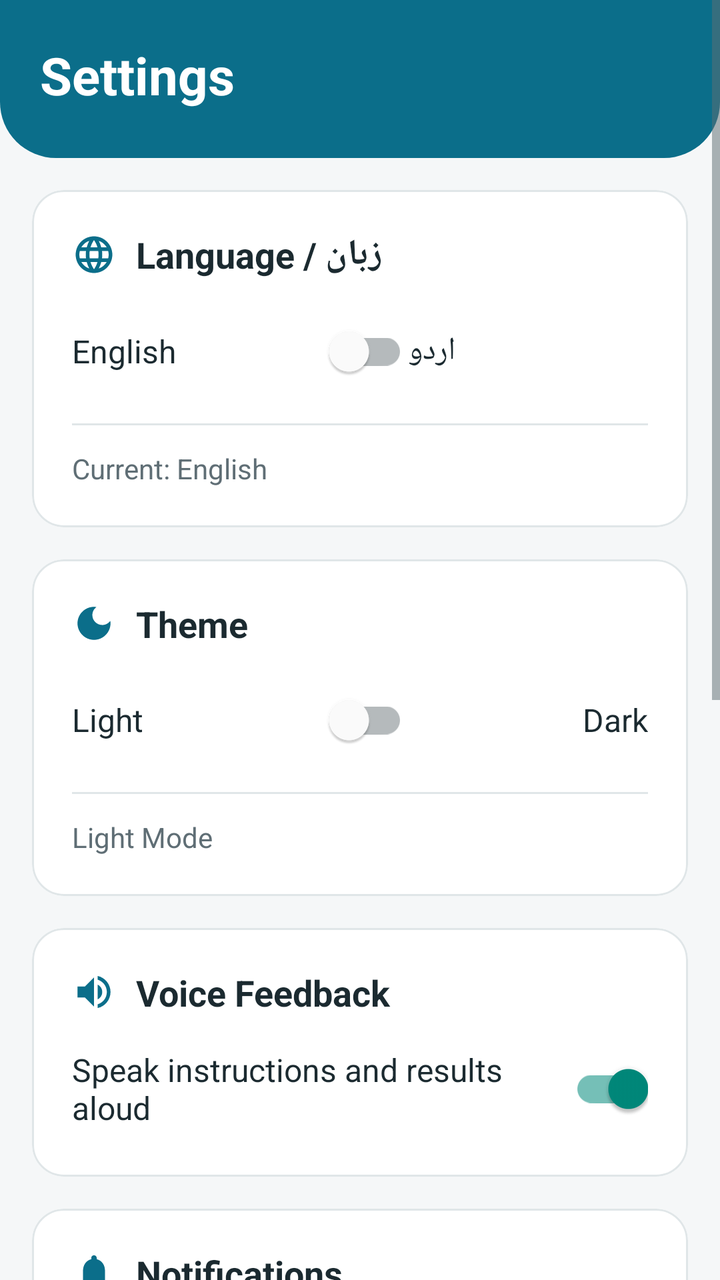
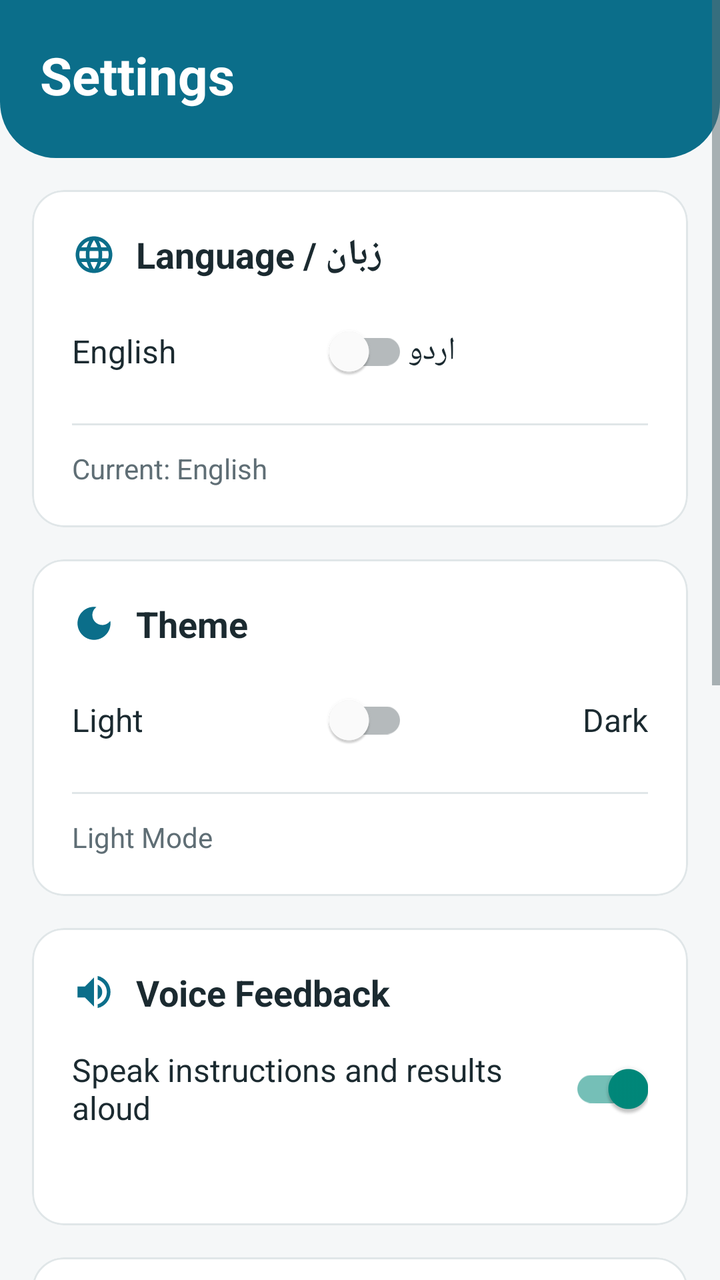

Before-and-after screenshots of an Android layout around one commit, followed by the original layout XML and the change that was made.
<!-- AndroidManifest.xml: application theme Theme.DentalScanAI -->
<!-- res/layout/activity_settings.xml -->
<?xml version="1.0" encoding="utf-8"?>
<ScrollView xmlns:android="http://schemas.android.com/apk/res/android"
    xmlns:app="http://schemas.android.com/apk/res-auto"
    android:layout_width="match_parent"
    android:layout_height="match_parent"
    android:background="@color/background_light"
    android:fillViewport="true">

    <LinearLayout
        android:layout_width="match_parent"
        android:layout_height="wrap_content"
        android:orientation="vertical">

        
        <LinearLayout
            android:layout_width="match_parent"
            android:layout_height="wrap_content"
            android:background="@drawable/bg_header"
            android:orientation="vertical"
            android:paddingStart="20dp"
            android:paddingTop="20dp"
            android:paddingEnd="20dp"
            android:paddingBottom="24dp">

            <TextView
                android:layout_width="wrap_content"
                android:layout_height="wrap_content"
                android:text="Settings"
                android:textColor="@color/white"
                android:textSize="26sp"
                android:textStyle="bold"/>

        </LinearLayout>

        <LinearLayout
            android:layout_width="match_parent"
            android:layout_height="0dp"
            android:layout_weight="1"
            android:orientation="vertical"
            android:padding="16dp">

            
            <com.google.android.material.card.MaterialCardView
                style="@style/Widget.App.Card"
                android:layout_width="match_parent"
                android:layout_height="wrap_content"
                android:layout_marginBottom="16dp">

                <LinearLayout
                    android:layout_width="match_parent"
                    android:layout_height="wrap_content"
                    android:orientation="vertical"
                    android:padding="20dp">

                    <LinearLayout
                        android:layout_width="match_parent"
                        android:layout_height="wrap_content"
                        android:layout_marginBottom="12dp"
                        android:gravity="center_vertical"
                        android:orientation="horizontal">

                        <ImageView
                            android:layout_width="22dp"
                            android:layout_height="22dp"
                            android:layout_marginEnd="10dp"
                            android:contentDescription="@null"
                            android:src="@drawable/ic_language"
                            app:tint="?attr/colorPrimary"/>

                        <TextView
                            android:layout_width="wrap_content"
                            android:layout_height="wrap_content"
                            android:text="Language / زبان"
                            android:textAppearance="@style/TextAppearance.App.Title"/>

                    </LinearLayout>

                    <LinearLayout
                        android:layout_width="match_parent"
                        android:layout_height="wrap_content"
                        android:gravity="center_vertical"
                        android:orientation="horizontal">

                        <TextView
                            android:layout_width="0dp"
                            android:layout_height="wrap_content"
                            android:layout_weight="1"
                            android:text="English"
                            android:textAppearance="@style/TextAppearance.App.Body"
                            android:textSize="16sp"/>

                        <com.google.android.material.switchmaterial.SwitchMaterial
                            android:id="@+id/languageSwitch"
                            android:layout_width="wrap_content"
                            android:layout_height="wrap_content"/>

                        <TextView
                            android:layout_width="0dp"
                            android:layout_height="wrap_content"
                            android:layout_weight="1"
                            android:gravity="end"
                            android:text="اردو"
                            android:textAppearance="@style/TextAppearance.App.Body"
                            android:textSize="16sp"/>
                    </LinearLayout>

                    <View
                        android:layout_width="match_parent"
                        android:layout_height="1dp"
                        android:layout_marginTop="12dp"
                        android:layout_marginBottom="12dp"
                        android:background="@drawable/divider"/>

                    <TextView
                        android:id="@+id/statusText"
                        android:layout_width="wrap_content"
                        android:layout_height="wrap_content"
                        android:text="Current: English"
                        android:textAppearance="@style/TextAppearance.App.Body"
                        android:textColor="@color/text_secondary"/>

                </LinearLayout>
            </com.google.android.material.card.MaterialCardView>

            
            <com.google.android.material.card.MaterialCardView
                style="@style/Widget.App.Card"
                android:layout_width="match_parent"
                android:layout_height="wrap_content"
                android:layout_marginBottom="16dp">

                <LinearLayout
                    android:layout_width="match_parent"
                    android:layout_height="wrap_content"
                    android:orientation="vertical"
                    android:padding="20dp">

                    <LinearLayout
                        android:layout_width="match_parent"
                        android:layout_height="wrap_content"
                        android:layout_marginBottom="12dp"
                        android:gravity="center_vertical"
                        android:orientation="horizontal">

                        <ImageView
                            android:layout_width="22dp"
                            android:layout_height="22dp"
                            android:layout_marginEnd="10dp"
                            android:contentDescription="@null"
                            android:src="@drawable/ic_dark_mode"
                            app:tint="?attr/colorPrimary"/>

                        <TextView
                            android:layout_width="wrap_content"
                            android:layout_height="wrap_content"
                            android:text="Theme"
                            android:textAppearance="@style/TextAppearance.App.Title"/>

                    </LinearLayout>

                    <LinearLayout
                        android:layout_width="match_parent"
                        android:layout_height="wrap_content"
                        android:gravity="center_vertical"
                        android:orientation="horizontal">

                        <TextView
                            android:layout_width="0dp"
                            android:layout_height="wrap_content"
                            android:layout_weight="1"
                            android:text="Light"
                            android:textAppearance="@style/TextAppearance.App.Body"
                            android:textSize="16sp"/>

                        <com.google.android.material.switchmaterial.SwitchMaterial
                            android:id="@+id/themeSwitch"
                            android:layout_width="wrap_content"
                            android:layout_height="wrap_content"/>

                        <TextView
                            android:layout_width="0dp"
                            android:layout_height="wrap_content"
                            android:layout_weight="1"
                            android:gravity="end"
                            android:text="Dark"
                            android:textAppearance="@style/TextAppearance.App.Body"
                            android:textSize="16sp"/>
                    </LinearLayout>

                    <View
                        android:layout_width="match_parent"
                        android:layout_height="1dp"
                        android:layout_marginTop="12dp"
                        android:layout_marginBottom="12dp"
                        android:background="@drawable/divider"/>

                    <TextView
                        android:id="@+id/themeStatusText"
                        android:layout_width="wrap_content"
                        android:layout_height="wrap_content"
                        android:text="Light Mode"
                        android:textAppearance="@style/TextAppearance.App.Body"
                        android:textColor="@color/text_secondary"/>

                </LinearLayout>
            </com.google.android.material.card.MaterialCardView>

            
            <com.google.android.material.card.MaterialCardView
                style="@style/Widget.App.Card"
                android:layout_width="match_parent"
                android:layout_height="wrap_content"
                android:layout_marginBottom="16dp">

                <LinearLayout
                    android:layout_width="match_parent"
                    android:layout_height="wrap_content"
                    android:orientation="vertical"
                    android:padding="20dp">

                    <LinearLayout
                        android:layout_width="match_parent"
                        android:layout_height="wrap_content"
                        android:layout_marginBottom="12dp"
                        android:gravity="center_vertical"
                        android:orientation="horizontal">

                        <ImageView
                            android:layout_width="22dp"
                            android:layout_height="22dp"
                            android:layout_marginEnd="10dp"
                            android:contentDescription="@null"
                            android:src="@drawable/ic_volume_up"
                            app:tint="?attr/colorPrimary"/>

                        <TextView
                            android:id="@+id/voiceTitle"
                            android:layout_width="wrap_content"
                            android:layout_height="wrap_content"
                            android:text="Voice Feedback"
                            android:textAppearance="@style/TextAppearance.App.Title"/>

                    </LinearLayout>

                    <LinearLayout
                        android:layout_width="match_parent"
                        android:layout_height="wrap_content"
                        android:gravity="center_vertical"
                        android:orientation="horizontal">

                        <TextView
                            android:id="@+id/voiceDescription"
                            android:layout_width="0dp"
                            android:layout_height="wrap_content"
                            android:layout_weight="1"
                            android:text="Speak instructions and results aloud"
                            android:textAppearance="@style/TextAppearance.App.Body"
                            android:textSize="16sp"/>

                        <com.google.android.material.switchmaterial.SwitchMaterial
                            android:id="@+id/voiceSwitch"
                            android:layout_width="wrap_content"
                            android:layout_height="wrap_content"
                            android:checked="true"/>
                    </LinearLayout>

                </LinearLayout>
            </com.google.android.material.card.MaterialCardView>

            
            <com.google.android.material.card.MaterialCardView
                style="@style/Widget.App.Card"
                android:layout_width="match_parent"
                android:layout_height="wrap_content"
                android:layout_marginBottom="16dp">

                <LinearLayout
                    android:layout_width="match_parent"
                    android:layout_height="wrap_content"
                    android:orientation="vertical"
                    android:padding="20dp">

                    <LinearLayout
                        android:layout_width="match_parent"
                        android:layout_height="wrap_content"
                        android:layout_marginBottom="12dp"
                        android:gravity="center_vertical"
                        android:orientation="horizontal">

                        <ImageView
                            android:layout_width="22dp"
                            android:layout_height="22dp"
                            android:layout_marginEnd="10dp"
                            android:contentDescription="@null"
                            android:src="@drawable/ic_notifications"
                            app:tint="?attr/colorPrimary"/>

                        <TextView
                            android:layout_width="wrap_content"
                            android:layout_height="wrap_content"
                            android:text="Notifications"
                            android:textAppearance="@style/TextAppearance.App.Title"/>

                    </LinearLayout>

                    <TextView
                        android:layout_width="wrap_content"
                        android:layout_height="wrap_content"
                        android:layout_marginBottom="4dp"
                        android:text="Reminder Frequency"
                        android:textAppearance="@style/TextAppearance.App.Label"/>

                    <RadioGroup
                        android:id="@+id/frequencyGroup"
                        android:layout_width="match_parent"
                        android:layout_height="wrap_content"
                        android:orientation="horizontal">

                        <RadioButton
                            android:id="@+id/radioDaily"
                            android:layout_width="0dp"
                            android:layout_height="wrap_content"
                            android:layout_weight="1"
                            android:text="Daily"/>

                        <RadioButton
                            android:id="@+id/radioEvery3Days"
                            android:layout_width="0dp"
                            android:layout_height="wrap_content"
                            android:layout_weight="1"
                            android:text="3 Days"/>

                        <RadioButton
                            android:id="@+id/radioWeekly"
                            android:layout_width="0dp"
                            android:layout_height="wrap_content"
                            android:layout_weight="1"
                            android:checked="true"
                            android:text="Weekly"/>

                    </RadioGroup>

                    <View
                        android:layout_width="match_parent"
                        android:layout_height="1dp"
                        android:layout_marginTop="8dp"
                        android:layout_marginBottom="8dp"
                        android:background="@drawable/divider"/>

                    <LinearLayout
                        android:layout_width="match_parent"
                        android:layout_height="wrap_content"
                        android:gravity="center_vertical"
                        android:orientation="horizontal">

                        <TextView
                            android:layout_width="0dp"
                            android:layout_height="wrap_content"
                            android:layout_weight="1"
                            android:text="Daily Reminder"
                            android:textAppearance="@style/TextAppearance.App.Body"
                            android:textSize="16sp"/>

                        <com.google.android.material.switchmaterial.SwitchMaterial
                            android:id="@+id/notificationSwitch"
                            android:layout_width="wrap_content"
                            android:layout_height="wrap_content"/>
                    </LinearLayout>

                    <TextView
                        android:id="@+id/notificationTimeText"
                        android:layout_width="wrap_content"
                        android:layout_height="wrap_content"
                        android:layout_marginTop="8dp"
                        android:layout_marginBottom="12dp"
                        android:text="Daily reminder at: 09:00"
                        android:textAppearance="@style/TextAppearance.App.Body"
                        android:textColor="@color/text_secondary"/>

                    <Button
                        android:id="@+id/setNotificationButton"
                        style="@style/Widget.App.Button.Outlined"
                        android:layout_width="match_parent"
                        android:layout_height="wrap_content"
                        android:text="Set Reminder Time"/>

                </LinearLayout>
            </com.google.android.material.card.MaterialCardView>

            
            <com.google.android.material.card.MaterialCardView
                style="@style/Widget.App.Card"
                android:layout_width="match_parent"
                android:layout_height="wrap_content"
                android:layout_marginBottom="24dp">

                <LinearLayout
                    android:layout_width="match_parent"
                    android:layout_height="wrap_content"
                    android:orientation="vertical"
                    android:padding="20dp">

                    <LinearLayout
                        android:layout_width="match_parent"
                        android:layout_height="wrap_content"
                        android:layout_marginBottom="8dp"
                        android:gravity="center_vertical"
                        android:orientation="horizontal">

                        <ImageView
                            android:layout_width="22dp"
                            android:layout_height="22dp"
                            android:layout_marginEnd="10dp"
                            android:contentDescription="@null"
                            android:src="@drawable/ic_delete"
                            app:tint="?attr/colorPrimary"/>

                        <TextView
                            android:layout_width="wrap_content"
                            android:layout_height="wrap_content"
                            android:text="Data Management"
                            android:textAppearance="@style/TextAppearance.App.Title"/>

                    </LinearLayout>

                    <TextView
                        android:layout_width="wrap_content"
                        android:layout_height="wrap_content"
                        android:layout_marginBottom="12dp"
                        android:text="Delete all scan history permanently"
                        android:textAppearance="@style/TextAppearance.App.Body"
                        android:textColor="@color/text_secondary"/>

                    <Button
                        android:id="@+id/clearHistoryButton"
                        style="@style/Widget.App.Button.Outlined"
                        android:layout_width="match_parent"
                        android:layout_height="wrap_content"
                        android:text="Clear All History"
                        android:textColor="@color/caries_red"
                        app:icon="@drawable/ic_delete"
                        app:iconGravity="textStart"
                        app:iconPadding="8dp"
                        app:iconTint="@color/caries_red"
                        app:strokeColor="@color/caries_red"/>

                </LinearLayout>
            </com.google.android.material.card.MaterialCardView>

            
            <View
                android:layout_width="match_parent"
                android:layout_height="0dp"
                android:layout_weight="1"/>

            
            <Button
                android:id="@+id/saveButton"
                style="@style/Widget.App.Button.Primary"
                android:layout_width="match_parent"
                android:layout_height="56dp"
                android:text="Save &amp; Apply"/>

        </LinearLayout>
    </LinearLayout>
</ScrollView>
<!-- resources referenced by this layout -->
<resources>
  <color name="background_light">#F5F7F8</color>
  <color name="caries_red">#D32F2F</color>
  <color name="text_secondary">#5F6E75</color>
  <color name="white">#FFFFFF</color>
  <!-- drawable bg_header (drawable) -->
  <?xml version="1.0" encoding="utf-8"?>
  <shape xmlns:android="http://schemas.android.com/apk/res/android"
      android:shape="rectangle">
      <solid android:color="@color/primary"/>
      <corners
          android:bottomLeftRadius="28dp"
          android:bottomRightRadius="28dp"/>
  </shape>
  <!-- drawable divider (drawable) -->
  <?xml version="1.0" encoding="utf-8"?>
  <shape xmlns:android="http://schemas.android.com/apk/res/android"
      android:shape="rectangle">
      <solid android:color="@color/divider"/>
  </shape>
  <!-- drawable ic_delete (drawable) -->
  <vector xmlns:android="http://schemas.android.com/apk/res/android"
      android:width="24dp"
      android:height="24dp"
      android:viewportWidth="24"
      android:viewportHeight="24"
      android:tint="?attr/colorControlNormal">
      <path
          android:fillColor="#FF000000"
          android:pathData="M6,19c0,1.1 0.9,2 2,2h8c1.1,0 2,-0.9 2,-2V7H6v12zM19,4h-3.5l-1,-1h-5l-1,1H5v2h14V4z"/>
  </vector>
  <style name="TextAppearance.App.Body" parent="TextAppearance.MaterialComponents.Body2">
          <item name="android:textSize">14sp</item>
          <item name="android:textColor">@color/text_primary</item>
          <item name="android:lineSpacingExtra">4dp</item>
          <item name="android:letterSpacing">0</item>
      </style>
  <style name="TextAppearance.App.Label" parent="TextAppearance.MaterialComponents.Overline">
          <item name="android:textSize">11sp</item>
          <item name="android:textStyle">bold</item>
          <item name="android:textAllCaps">true</item>
          <item name="android:letterSpacing">0.08</item>
          <item name="android:textColor">@color/text_secondary</item>
      </style>
  <style name="TextAppearance.App.Title" parent="TextAppearance.MaterialComponents.Subtitle1">
          <item name="android:textSize">18sp</item>
          <item name="android:textStyle">bold</item>
          <item name="android:textColor">@color/text_primary</item>
          <item name="android:letterSpacing">0</item>
      </style>
  <style name="Widget.App.Button.Primary" parent="Widget.MaterialComponents.Button">
          <item name="android:minHeight">52dp</item>
          <item name="android:textSize">16sp</item>
          <item name="android:textAllCaps">false</item>
          <item name="android:letterSpacing">0</item>
          <item name="android:insetTop">0dp</item>
          <item name="android:insetBottom">0dp</item>
          <item name="cornerRadius">12dp</item>
      </style>
  <style name="Widget.App.Card" parent="Widget.MaterialComponents.CardView">
          <item name="cardCornerRadius">16dp</item>
          <item name="cardElevation">0dp</item>
          <item name="cardBackgroundColor">@color/surface_white</item>
          <item name="strokeColor">@color/divider</item>
          <item name="strokeWidth">1dp</item>
      </style>
  <color name="primary">#0B6E8A</color>
  <color name="divider">#E0E6E8</color>
  <color name="text_primary">#1B2A30</color>
  <color name="surface_white">#FFFFFF</color>
  <color name="primary_dark">#085468</color>
  <color name="secondary">#00897B</color>
  <color name="secondary_dark">#00695C</color>
  <style name="Widget.App.TextInputLayout" parent="Widget.MaterialComponents.TextInputLayout.OutlinedBox">
          <item name="boxCornerRadiusTopStart">12dp</item>
          <item name="boxCornerRadiusTopEnd">12dp</item>
          <item name="boxCornerRadiusBottomStart">12dp</item>
          <item name="boxCornerRadiusBottomEnd">12dp</item>
      </style>
  <style name="TextAppearance.App.Caption" parent="TextAppearance.MaterialComponents.Caption">
          <item name="android:textSize">12sp</item>
          <item name="android:textColor">@color/text_secondary</item>
          <item name="android:letterSpacing">0</item>
      </style>
  <color name="surface_variant">#EEF3F5</color>
  <!-- unchanged entries left out for length: 8 -->
</resources>

<!-- the commit's change to res/layout/activity_settings.xml (unified diff, before → after) -->
@@ -264,6 +264,14 @@
                             android:checked="true"/>
                     </LinearLayout>
 
+                    
+                    <TextView
+                        android:id="@+id/voiceStatusText"
+                        android:layout_width="wrap_content"
+                        android:layout_height="wrap_content"
+                        android:layout_marginTop="8dp"
+                        android:textAppearance="@style/TextAppearance.App.Caption"/>
+
                 </LinearLayout>
             </com.google.android.material.card.MaterialCardView>
 
